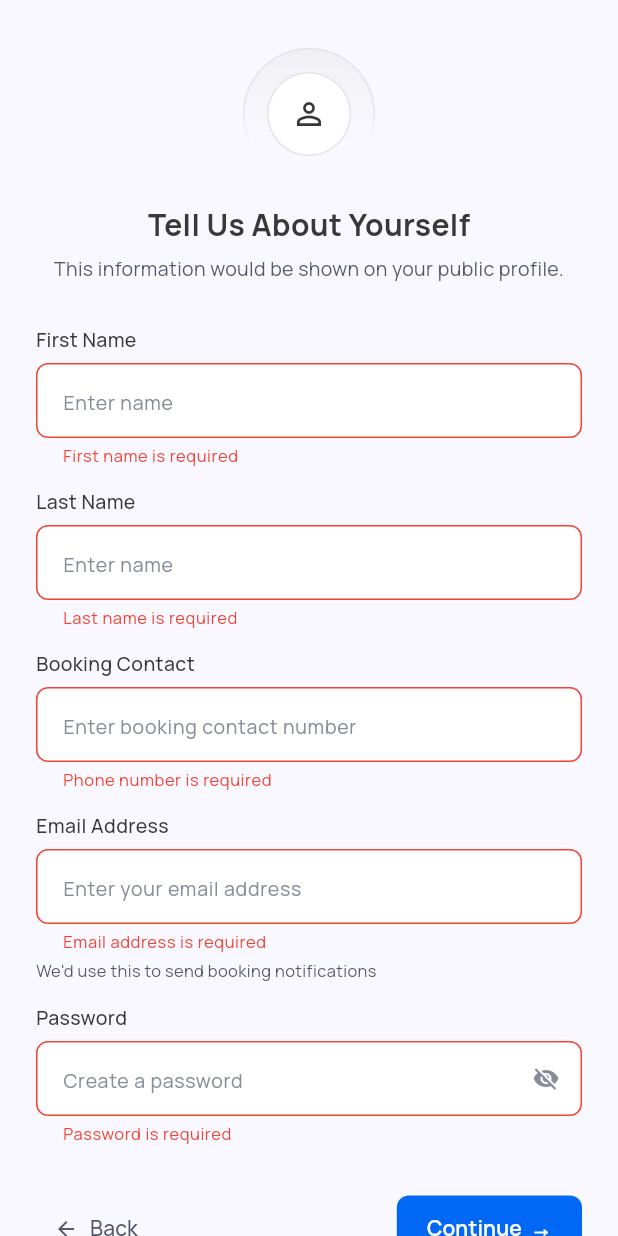
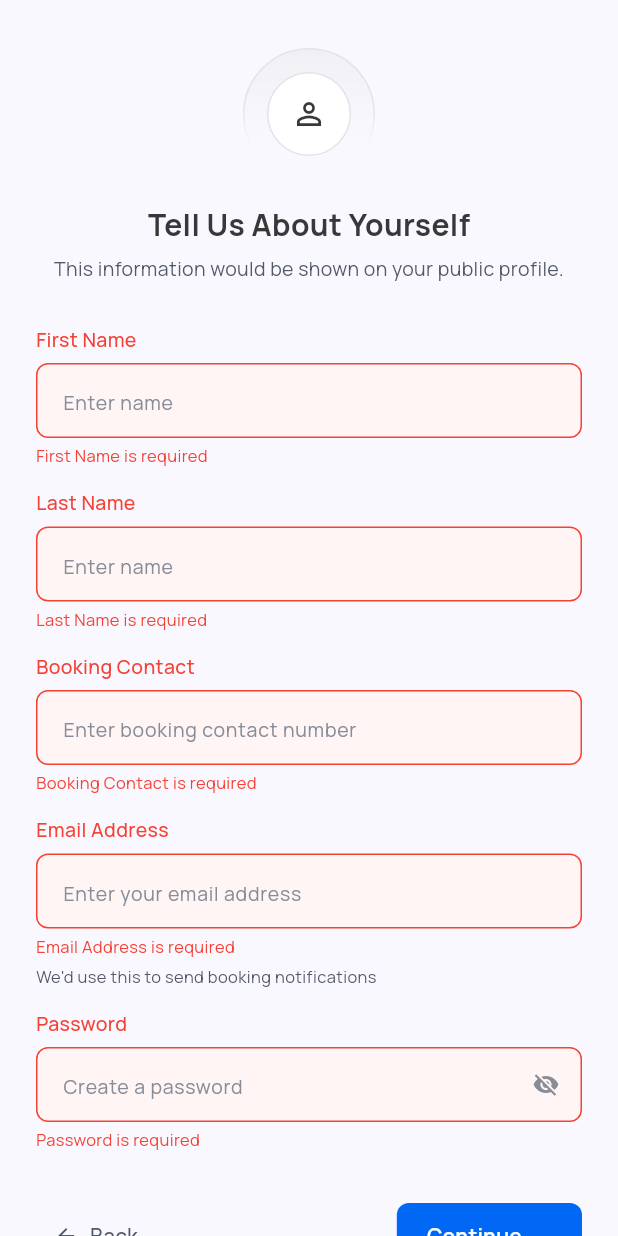
Before and after one commit to olivecod3z/spacebook, a Flutter app: the Step2Personal widget shown alone on an empty page, opened directly, after a tap on "Continue", on a phone screen of 412 x 824 dp. Run offline on Flutter 3.47's test engine with Material 3 defaults, Android fonts, the light colour scheme and no system bars; our stand-ins replace file_picker, flutter_riverpod, freezed_annotation, go_router, google_fonts, image_picker and 1 more; accounts and stored records are empty.

Commit message:
Revert "Add inline form validation to Step 2 personal info screen"
This reverts commit 71c16a5e998223b1bd4f5116a8a73ed86187c685.

```diff
--- a/lib/features/onboarding/screens/step2_personal.dart
+++ b/lib/features/onboarding/screens/step2_personal.dart
@@ -13,14 +13,14 @@ class Step2Personal extends ConsumerStatefulWidget {
 }
 
 class _Step2PersonalState extends ConsumerState<Step2Personal> {
-  final _formKey = GlobalKey<FormState>();
   final _firstNameCtrl = TextEditingController();
   final _lastNameCtrl = TextEditingController();
   final _phoneCtrl = TextEditingController();
   final _emailCtrl = TextEditingController();
   final _passwordCtrl = TextEditingController();
   bool _obscure = true;
-  String? _serverEmailError;
+  bool _submitted = false;
+  String? _emailError;
 
   bool get _hasLength =>
       _passwordCtrl.text.length >= 8 && _passwordCtrl.text.length <= 20;
@@ -48,21 +48,19 @@ class _Step2PersonalState extends ConsumerState<Step2Personal> {
     super.dispose();
   }
 
-  bool _isValidEmail(String email) {
-    if (email.indexOf('@') != email.lastIndexOf('@')) return false;
-    return RegExp(r'^[a-zA-Z0-9._%+\-]+@[a-zA-Z0-9.\-]+\.[a-zA-Z]{2,}$')
-        .hasMatch(email);
+  Future<void> _continue() async {
+    setState(() {
+      _submitted = true;
+      _emailError = null;
+    });
+
+    if (_firstNameCtrl.text.isEmpty ||
+        _lastNameCtrl.text.isEmpty ||
+        _emailCtrl.text.isEmpty ||
+        _passwordCtrl.text.isEmpty ||
+        !_passwordValid) {
+      return;
     }
-
-  bool _isValidPhone(String phone) {
-    final digits = phone.replaceAll(RegExp(r'[\s\-\(\)\+]'), '');
-    return RegExp(r'^\d{7,15}$').hasMatch(digits);
-  }
-
-  Future<void> _continue() async {
-    setState(() => _serverEmailError = null);
-
-    if (!_formKey.currentState!.validate()) return;
 
     final fullName =
         '${_firstNameCtrl.text.trim()} ${_lastNameCtrl.text.trim()}';
@@ -81,7 +79,7 @@ class _Step2PersonalState extends ConsumerState<Step2Personal> {
           MaterialPageRoute(
             builder: (_) => VerifyEmailScreen(
               email: _emailCtrl.text.trim(),
-              password: _passwordCtrl.text.trim(),
+              password: _passwordCtrl.text.trim(), // add this
               onConfirmed: () {
                 if (!mounted) return;
                 Navigator.of(context).pop();
@@ -98,8 +96,7 @@ class _Step2PersonalState extends ConsumerState<Step2Personal> {
       if (err.contains('already registered') ||
           err.contains('already exists') ||
           err.contains('duplicate')) {
-        setState(() => _serverEmailError = 'This email is already in use.');
-        _formKey.currentState!.validate();
+        setState(() => _emailError = 'This email is already in use.');
       } else if (err.contains('phone')) {
         ScaffoldMessenger.of(context).showSnackBar(
           SnackBar(
@@ -143,8 +140,6 @@ class _Step2PersonalState extends ConsumerState<Step2Personal> {
       child: Center(
         child: ConstrainedBox(
           constraints: const BoxConstraints(maxWidth: 480),
-          child: Form(
-            key: _formKey,
           child: Column(
             crossAxisAlignment: CrossAxisAlignment.center,
             children: [
@@ -227,59 +222,16 @@ class _Step2PersonalState extends ConsumerState<Step2Personal> {
                 ),
               ),
               const SizedBox(height: 28),
-                _field(
-                  'First Name',
-                  'Enter name',
-                  _firstNameCtrl,
-                  validator: (v) =>
-                      (v == null || v.trim().isEmpty) ? 'First name is required' : null,
-                ),
+              _field('First Name', 'Enter name', _firstNameCtrl),
+              const SizedBox(height: 14),
+              _field('Last Name', 'Enter name', _lastNameCtrl),
               const SizedBox(height: 14),
               _field(
-                  'Last Name',
-                  'Enter name',
-                  _lastNameCtrl,
-                  validator: (v) =>
-                      (v == null || v.trim().isEmpty) ? 'Last name is required' : null,
-                ),
+                  'Booking Contact', 'Enter booking contact number', _phoneCtrl,
+                  type: TextInputType.phone),
               const SizedBox(height: 14),
-                _field(
-                  'Booking Contact',
-                  'Enter booking contact number',
-                  _phoneCtrl,
-                  type: TextInputType.phone,
-                  validator: (v) {
-                    if (v == null || v.trim().isEmpty) {
-                      return 'Phone number is required';
-                    }
-                    if (!_isValidPhone(v.trim())) {
-                      return 'Enter a valid phone number (7–15 digits)';
-                    }
-                    return null;
-                  },
-                ),
-                const SizedBox(height: 14),
-                _field(
-                  'Email Address',
-                  'Enter your email address',
-                  _emailCtrl,
-                  type: TextInputType.emailAddress,
-                  onChanged: (_) {
-                    if (_serverEmailError != null) {
-                      setState(() => _serverEmailError = null);
-                    }
-                  },
-                  validator: (v) {
-                    if (v == null || v.trim().isEmpty) {
-                      return 'Email address is required';
-                    }
-                    if (!_isValidEmail(v.trim())) {
-                      return 'Enter a valid email address';
-                    }
-                    if (_serverEmailError != null) return _serverEmailError;
-                    return null;
-                  },
-                ),
+              _field('Email Address', 'Enter your email address', _emailCtrl,
+                  type: TextInputType.emailAddress, externalError: _emailError),
               const SizedBox(height: 4),
               const Align(
                 alignment: Alignment.centerLeft,
@@ -290,10 +242,7 @@ class _Step2PersonalState extends ConsumerState<Step2Personal> {
                 ),
               ),
               const SizedBox(height: 14),
-                _field(
-                  'Password',
-                  'Create a password',
-                  _passwordCtrl,
+              _field('Password', 'Create a password', _passwordCtrl,
                   obscure: _obscure,
                   suffix: IconButton(
                     icon: Icon(
@@ -302,15 +251,7 @@ class _Step2PersonalState extends ConsumerState<Step2Personal> {
                       size: 18,
                     ),
                     onPressed: () => setState(() => _obscure = !_obscure),
-                  ),
-                  validator: (v) {
-                    if (v == null || v.isEmpty) return 'Password is required';
-                    if (!_passwordValid) {
-                      return 'Password does not meet all requirements below';
-                    }
-                    return null;
-                  },
-                ),
+                  )),
               if (_passwordCtrl.text.isNotEmpty) ...[
                 const SizedBox(height: 10),
                 _PasswordConditions(
@@ -343,8 +284,7 @@ class _Step2PersonalState extends ConsumerState<Step2Personal> {
                         shape: RoundedRectangleBorder(
                             borderRadius: BorderRadius.circular(8)),
                         elevation: 0,
-                          padding:
-                              const EdgeInsets.symmetric(horizontal: 20),
+                        padding: const EdgeInsets.symmetric(horizontal: 20),
                       ),
                       child: isLoading
                           ? const SizedBox(
@@ -356,12 +296,12 @@ class _Step2PersonalState extends ConsumerState<Step2Personal> {
                               mainAxisSize: MainAxisSize.min,
                               children: [
                                 Text('Continue',
-                                      style: TextStyle(
-                                          fontWeight: FontWeight.w600)),
+                                    style:
+                                        TextStyle(fontWeight: FontWeight.w600)),
                                 SizedBox(width: 6),
                                 Text('→',
-                                      style: TextStyle(
-                                          fontWeight: FontWeight.w600)),
+                                    style:
+                                        TextStyle(fontWeight: FontWeight.w600)),
                               ],
                             ),
                     ),
@@ -369,7 +309,6 @@ class _Step2PersonalState extends ConsumerState<Step2Personal> {
                 ],
               ),
             ],
-            ),
           ),
         ),
       ),
@@ -383,60 +322,63 @@ class _Step2PersonalState extends ConsumerState<Step2Personal> {
     TextInputType type = TextInputType.text,
     bool obscure = false,
     Widget? suffix,
-    String? Function(String?)? validator,
-    void Function(String)? onChanged,
+    String? externalError,
   }) {
+    final isEmpty = _submitted && ctrl.text.isEmpty;
+    final hasError = isEmpty || externalError != null;
+
     return Column(
       crossAxisAlignment: CrossAxisAlignment.start,
       children: [
-        Text(
-          label,
-          style: const TextStyle(
+        Text(label,
+            style: TextStyle(
                 fontSize: 13,
                 fontWeight: FontWeight.w500,
-            color: AppColors.textPrimary,
-          ),
-        ),
+                color: hasError ? Colors.red : AppColors.textPrimary)),
         const SizedBox(height: 6),
         TextFormField(
           controller: ctrl,
           keyboardType: type,
           obscureText: obscure,
-          validator: validator,
-          autovalidateMode: AutovalidateMode.onUserInteraction,
-          onChanged: onChanged,
+          onChanged: (_) => setState(() {
+            if (externalError != null) _emailError = null;
+          }),
           decoration: InputDecoration(
             hintText: hint,
-            hintStyle:
-                const TextStyle(color: AppColors.textHint, fontSize: 13),
+            hintStyle: const TextStyle(color: AppColors.textHint, fontSize: 13),
             suffixIcon: suffix,
             filled: true,
-            fillColor: AppColors.white,
+            fillColor: hasError ? const Color(0xFFFFF5F5) : AppColors.white,
             contentPadding:
                 const EdgeInsets.symmetric(horizontal: 14, vertical: 13),
             border: OutlineInputBorder(
               borderRadius: BorderRadius.circular(8),
-              borderSide: const BorderSide(color: AppColors.border),
+              borderSide:
+                  BorderSide(color: hasError ? Colors.red : AppColors.border),
             ),
             enabledBorder: OutlineInputBorder(
               borderRadius: BorderRadius.circular(8),
-              borderSide: const BorderSide(color: AppColors.border),
+              borderSide:
+                  BorderSide(color: hasError ? Colors.red : AppColors.border),
             ),
             focusedBorder: OutlineInputBorder(
               borderRadius: BorderRadius.circular(8),
-              borderSide:
-                  const BorderSide(color: AppColors.primary, width: 1.5),
+              borderSide: BorderSide(
+                  color: hasError ? Colors.red : AppColors.primary, width: 1.5),
             ),
-            errorBorder: OutlineInputBorder(
-              borderRadius: BorderRadius.circular(8),
-              borderSide: const BorderSide(color: Colors.red),
           ),
-            focusedErrorBorder: OutlineInputBorder(
-              borderRadius: BorderRadius.circular(8),
-              borderSide: const BorderSide(color: Colors.red, width: 1.5),
         ),
-            errorStyle: const TextStyle(fontSize: 11, color: Colors.red),
+        if (isEmpty)
+          Padding(
+            padding: const EdgeInsets.only(top: 4),
+            child: Text('$label is required',
+                style: const TextStyle(fontSize: 11, color: Colors.red)),
           ),
+        if (!isEmpty && externalError != null)
+          Padding(
+            padding: const EdgeInsets.only(top: 4),
+            child: Text(externalError,
+                style: const TextStyle(fontSize: 11, color: Colors.red)),
           ),
       ],
     );
```
Lines whose indentation alone changed are shown as unchanged.
